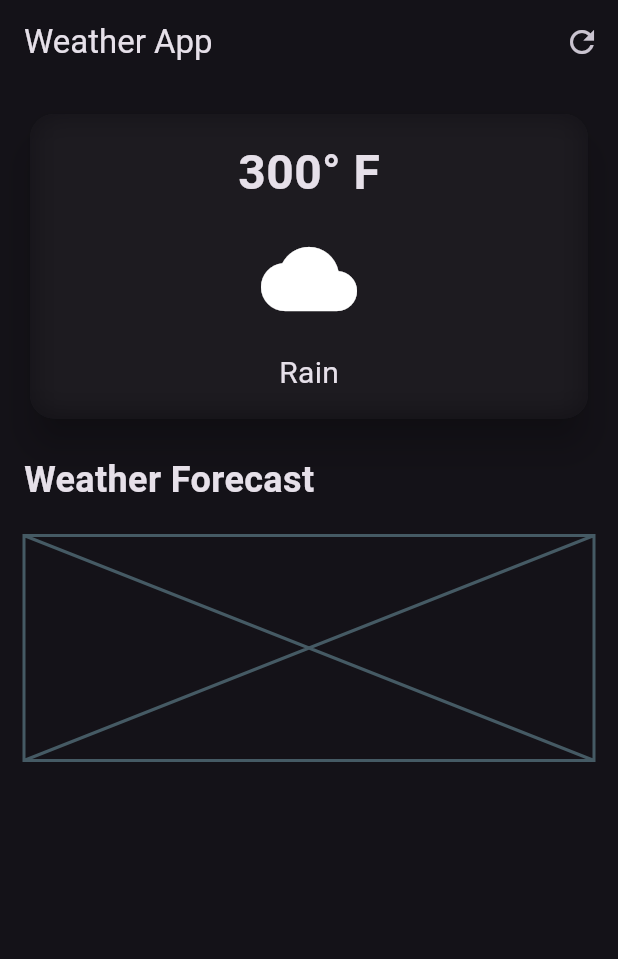
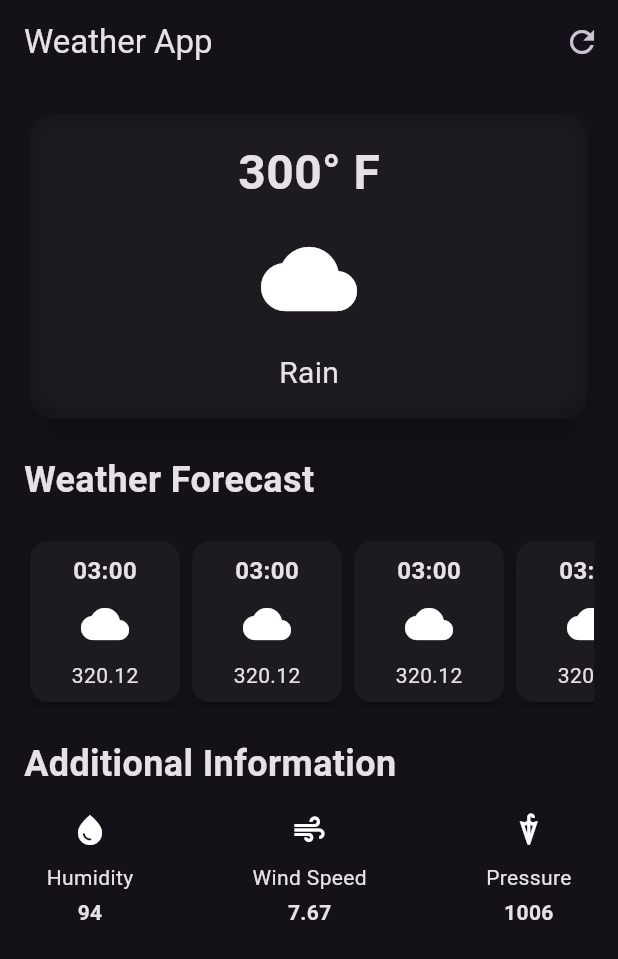
Before and after one commit to h-shukla/weather_app, a Flutter app: the screen it shows after launch, on a phone screen of 412 x 824 dp. Shown: the top 959 px of the screen. Run offline on Flutter 3.47's test engine with Material 3 defaults, Android fonts, the phone set to English and light mode, and no system bars.

Commit message:
design done

```diff
--- /dev/null
+++ b/lib/additional_info_item.dart
@@ -0,0 +1,36 @@
+import 'package:flutter/material.dart';
+
+class AdditionalInfoItem extends StatelessWidget {
+  final IconData icon;
+  final String label;
+  final String value;
+
+  const AdditionalInfoItem({
+    super.key,
+    required this.icon,
+    required this.label,
+    required this.value,
+  });
+
+  @override
+  Widget build(BuildContext context) {
+    return Column(
+      children: [
+        Icon(icon),
+        SizedBox(
+          height: 10,
+        ),
+        Text(
+          label,
+        ),
+        SizedBox(
+          height: 3,
+        ),
+        Text(
+          value,
+          style: TextStyle(fontWeight: FontWeight.bold),
+        ),
+      ],
+    );
+  }
+}
--- /dev/null
+++ b/lib/hourly_forecast_item.dart
@@ -0,0 +1,41 @@
+import 'package:flutter/material.dart';
+
+class HourlyForecastItem extends StatelessWidget {
+  const HourlyForecastItem({super.key});
+
+  @override
+  Widget build(BuildContext context) {
+    return Card(
+      elevation: 6,
+      child: Container(
+        width: 100,
+        padding: const EdgeInsets.all(8.0),
+        decoration: BoxDecoration(),
+        child: Column(
+          children: [
+            Text(
+              '03:00',
+              style: TextStyle(
+                fontSize: 16,
+                fontWeight: FontWeight.bold,
+              ),
+            ),
+            SizedBox(
+              height: 8,
+            ),
+            Icon(
+              Icons.cloud,
+              size: 32,
+            ),
+            SizedBox(
+              height: 8,
+            ),
+            Text(
+              '320.12',
+            ),
+          ],
+        ),
+      ),
+    );
+  }
+}
--- a/lib/weather_screen.dart
+++ b/lib/weather_screen.dart
@@ -1,6 +1,7 @@
 import 'dart:ui';
-
 import 'package:flutter/material.dart';
+import 'package:weather_app/additional_info_item.dart';
+import 'package:weather_app/hourly_forecast_item.dart';
 
 class WeatherScreen extends StatelessWidget {
   const WeatherScreen({super.key});
@@ -82,9 +83,58 @@ class WeatherScreen extends StatelessWidget {
               height: 20,
             ),
 
+            // cards
+            const SingleChildScrollView(
+              scrollDirection: Axis.horizontal,
+              child: Row(
+                children: [
+                  HourlyForecastItem(),
+                  HourlyForecastItem(),
+                  HourlyForecastItem(),
+                  HourlyForecastItem(),
+                  HourlyForecastItem(),
+                ],
+              ),
+            ),
+
+            const SizedBox(
+              height: 20,
+            ),
+
             // additional information
-            const Placeholder(
-              fallbackHeight: 150,
+            const Text(
+              'Additional Information',
+              style: TextStyle(
+                fontSize: 24,
+                fontWeight: FontWeight.bold,
+              ),
+            ),
+
+            Padding(
+              padding: const EdgeInsets.all(15.0),
+              child: Row(
+                mainAxisAlignment: MainAxisAlignment.spaceBetween,
+                children: [
+                  AdditionalInfoItem(
+                    icon: Icons.water_drop,
+                    label: 'Humidity',
+                    value: '94',
+                  ),
+                  AdditionalInfoItem(
+                    icon: Icons.air,
+                    label: 'Wind Speed',
+                    value: '7.67',
+                  ),
+                  AdditionalInfoItem(
+                    icon: Icons.umbrella,
+                    label: 'Pressure',
+                    value: '1006',
+                  ),
+                ],
+              ),
+            ),
+            const SizedBox(
+              height: 20,
             ),
           ],
         ),
```
